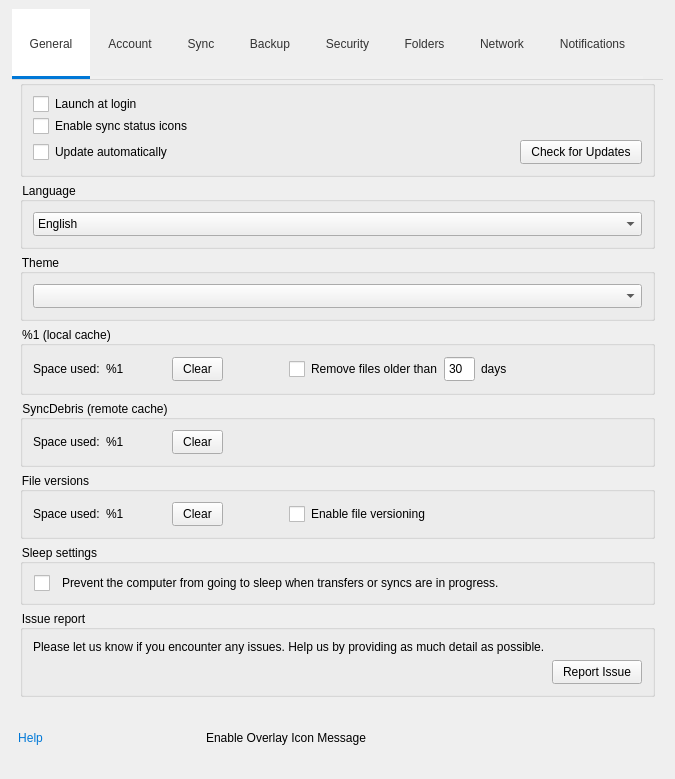
meganz/MEGAsync, file src/MEGASync/gui/linux/SettingsDialog.ui: the form before one commit.
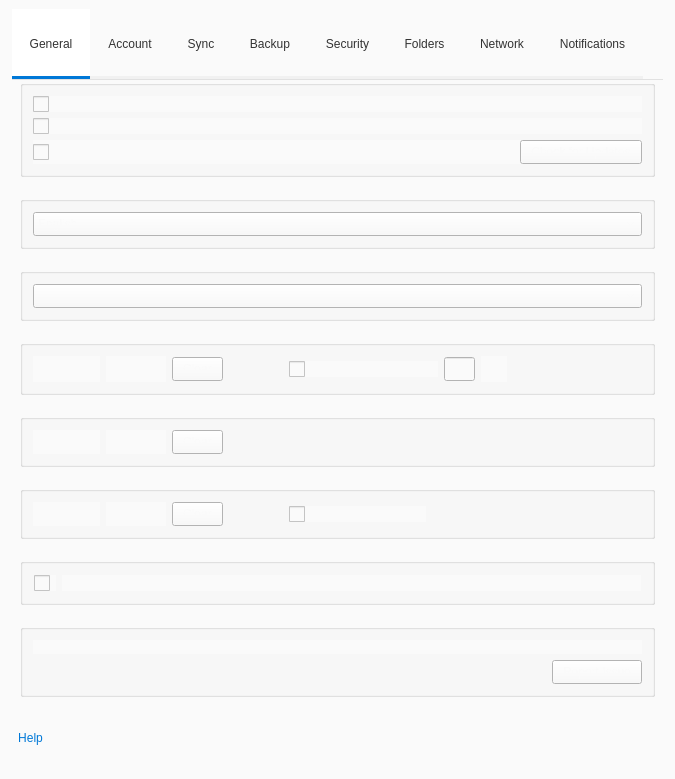
The form after the commit. Icons and pictures are not drawn. Custom widgets are drawn as their Qt base class.

Commit message: SNC-4525: Updated settings dialog ui for win, mac, linux platforms. Fixed a bug on regex.

Diff of the .ui file:
```diff
--- a/src/MEGASync/gui/linux/SettingsDialog.ui
+++ b/src/MEGASync/gui/linux/SettingsDialog.ui
@@ -7,7 +7,7 @@
     <x>0</x>
     <y>0</y>
     <width>675</width>
-    <height>684</height>
+    <height>769</height>
    </rect>
   </property>
   <property name="contextMenuPolicy">
@@ -20,6 +20,8 @@
    <string notr="true">QWidget
 {
 font-size: 12px;
+background-color: #fafafa; /*colorToken.surface-1*/
+color: #fafafa; /*colorToken.text-primary*/
 }
 
 QPushButton
```
Left out of the diff: 31 changed lines with no effect on the pictures. The commit also changes 3 other files.
